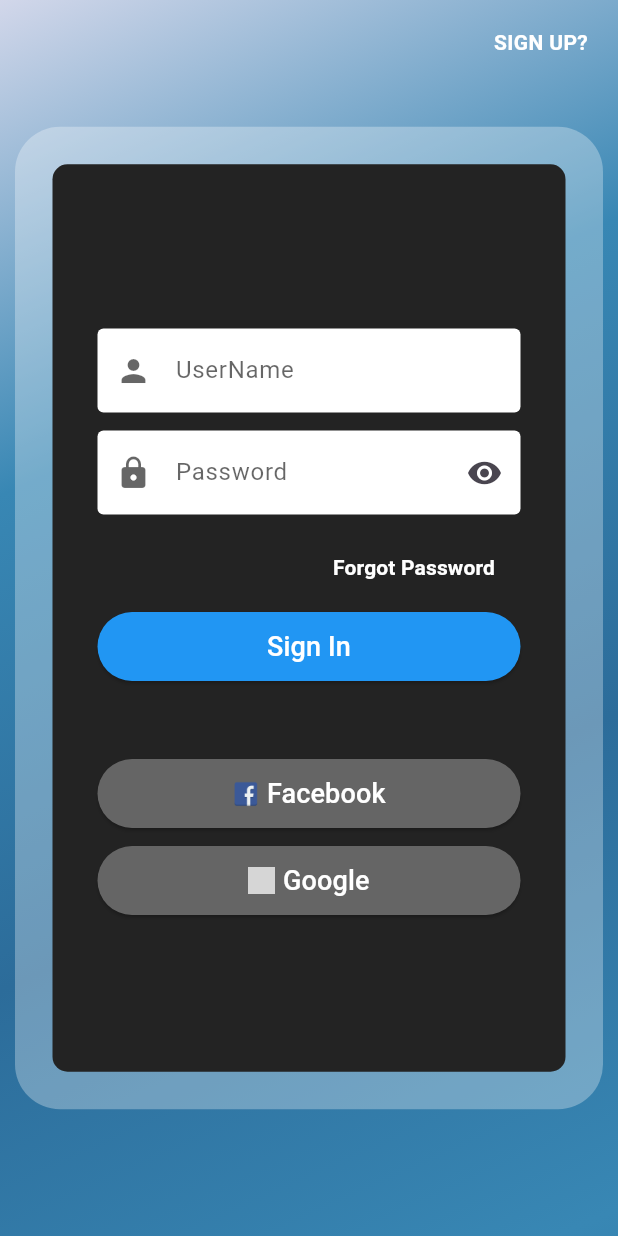
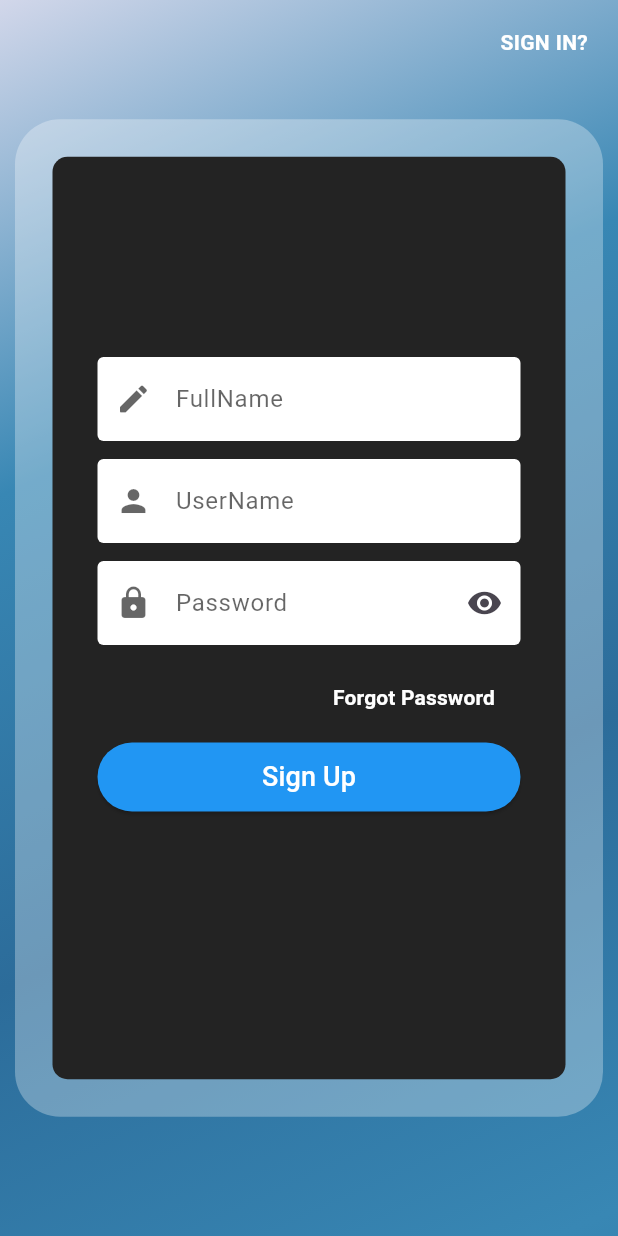
Before and after one commit to tranviendai/f_jzshop, a Flutter app: the screen it shows after launch, on a phone screen of 412 x 824 dp. Run offline on Flutter 3.47's test engine with Material 3 defaults, Android fonts, the light colour scheme and no system bars; our stand-ins replace carousel_slider, dio, flutter_bloc, pretty_dio_logger; grey boxes are pictures that could not be loaded.

Commit message:
register (postAPI)...

```diff
--- a/lib/app/data/repository/api/api.dart
+++ b/lib/app/data/repository/api/api.dart
@@ -5,7 +5,7 @@ class API{
   final Dio _dio = Dio();
   //flutter run -d chrome --web-port=4000
   //192.168.1.13
-     String baseUrl = "http://172.31.14.210";  //web
+     String baseUrl = "http://192.168.88.175";  //web
   // String baseUrl = "http://10.0.2.2:5172";   phone
    // String baseUrl = "http://127.0.0.1:5172";
 
--- a/lib/screen/auth/login_screen.dart
+++ b/lib/screen/auth/login_screen.dart
@@ -1,10 +1,23 @@
 import 'package:f_jzshop/app/config/reponsive.dart';
+import 'package:f_jzshop/widget/layout/auth/signup_form.dart';
 import 'package:f_jzshop/widget/layout/auth/login_form.dart';
 import 'package:flutter/material.dart';
 
-class LoginScreen extends StatelessWidget {
+class LoginScreen extends StatefulWidget {
   const LoginScreen({super.key});
 
+  @override
+  State<LoginScreen> createState() => _LoginScreenState();
+}
+
+class _LoginScreenState extends State<LoginScreen> {
+    bool isLogin = false;
+
+  void onChangeView(){
+    setState(() {
+                  isLogin = !isLogin;
+                });
+  }
   @override
   Widget build(BuildContext context) {
     return Scaffold(
@@ -15,15 +28,13 @@ class LoginScreen extends StatelessWidget {
           automaticallyImplyLeading: false,
           actions: [
             InkWell(
-                onTap: () {
-                  Navigator.pushNamed(context, "SignUp");
-                },
+                onTap:onChangeView,
                 child: Container(
                   padding: const EdgeInsets.symmetric(horizontal: 20),
-                  child: const Center(
+                  child:  Center(
                       child: Text(
-                    "SIGN UP?",
-                    style: TextStyle(
+                    isLogin ? "SIGN UP?" : "SIGN IN?",
+                    style: const TextStyle(
                         color: Colors.white, fontWeight: FontWeight.bold),
                   )),
                 ))
@@ -31,7 +42,17 @@ class LoginScreen extends StatelessWidget {
         ),
         body: SingleChildScrollView(
             physics: const NeverScrollableScrollPhysics(),
-            child: Responsive(
+            child: isLogin != true ? Responsive(
+              desktop: SignUpForm(
+                  vertical: 84.5,
+                  horizontal: MediaQuery.of(context).size.width / 4,
+                  text: "/"),
+              tablet: SignUpForm(
+                  vertical: 84.5,
+                  horizontal: MediaQuery.of(context).size.width / 8.6,
+                  text: "/"),
+              mobile: const SignUpForm(vertical: 79.5, horizontal: 10, text: "/"),
+            ) : Responsive(
               desktop: LoginForm(
                   vertical: 84.5,
                   horizontal: MediaQuery.of(context).size.width / 4,
@@ -40,7 +61,7 @@ class LoginScreen extends StatelessWidget {
                   vertical: 84.5,
                   horizontal: MediaQuery.of(context).size.width / 8.6,
                   text: "/"),
-              mobile: const LoginForm(vertical: 84.5, horizontal: 10, text: "/"),
+              mobile: const LoginForm(vertical: 79.5, horizontal: 10, text: "/"),
             )));
   }
 }
--- /dev/null
+++ b/lib/widget/layout/auth/signup_form.dart
@@ -0,0 +1,111 @@
+import 'package:f_jzshop/app/data/bloc/auth/AuthCubit.dart';
+import 'package:f_jzshop/app/data/repository/repository.dart';
+import 'package:f_jzshop/widget/button/appbutton.dart';
+import 'package:f_jzshop/widget/dialog/textfiled_validate.dart';
+import 'package:f_jzshop/widget/text_input/textfield.dart';
+import 'package:flutter/material.dart';
+
+class SignUpForm extends StatefulWidget {
+  final double vertical;
+  final double horizontal;
+  final String text;
+  const SignUpForm(
+      {super.key,
+      required this.vertical,
+      required this.horizontal,
+      required this.text});
+
+  @override
+  State<SignUpForm> createState() => _SignUpFormState();
+}
+
+class _SignUpFormState extends State<SignUpForm> {
+  TextEditingController username = TextEditingController();
+  TextEditingController password = TextEditingController();
+  TextEditingController fullname = TextEditingController();
+  String token = "";
+  bool _isCheck = true;
+  void showPass() {
+    setState(() {
+      _isCheck = !_isCheck;
+    });
+  }
+  void signUp() async {
+    if(username.text == "" || password.text == "" || fullname.text == ""){
+      showError(context, "Please!, Input username or password or fullname");
+    }else{
+      APIRepository().register(context, username.text, password.text,fullname.text);
+    token = AuthCubit.token;
+    }
+  }
+
+  @override
+  void dispose() {
+    username.dispose();
+    password.dispose();
+    super.dispose();
+  }
+
+  @override
+  Widget build(BuildContext context) {
+    return Container(
+        decoration: const BoxDecoration(
+          gradient: LinearGradient(
+            begin: Alignment.topLeft,
+            end: Alignment(0.8, 1),
+            colors: <Color>[
+              Color.fromARGB(255, 210, 215, 234),
+              Color.fromARGB(255, 56, 135, 180),
+              Color.fromARGB(255, 44, 108, 154),
+              Color.fromARGB(255, 56, 135, 180),
+            ],
+            tileMode: TileMode.mirror,
+          ),
+        ),
+        width: MediaQuery.of(context).size.width,
+        height: MediaQuery.of(context).size.height,
+        child: Container(
+          decoration: BoxDecoration(
+              borderRadius: BorderRadius.circular(30), color: Colors.white30),
+          margin: EdgeInsets.symmetric(
+              vertical: widget.vertical, horizontal: widget.horizontal),
+          padding: const EdgeInsets.all(25),
+          child: Container(
+            padding: const EdgeInsets.all(30),
+            decoration: BoxDecoration(
+                color: const Color.fromARGB(255, 35, 35, 35),
+                borderRadius: BorderRadius.circular(10)),
+            child: Column(
+              mainAxisAlignment: MainAxisAlignment.center,
+              children: [
+                AppText.textFiled(context, fullname, "FullName", Icons.mode_rounded),
+                AppText.textFiled(context, username, "UserName", Icons.person),
+                AppText.textFiled(
+                  context,
+                  password,
+                  obscure: _isCheck,
+                  "Password",
+                  Icons.lock,
+                  showPass: (context) {
+                    showPass();
+                  },
+                ),
+                Container(
+                  margin: const EdgeInsets.all(5),
+                  alignment: Alignment.centerRight,
+                  child: TextButton(
+                      onPressed: () {},
+                      child: const Text(
+                        "Forgot Password",
+                        style: TextStyle(
+                            color: Colors.white, fontWeight: FontWeight.bold),
+                      )),
+                ),
+                AppButton().btnSubmit(context, "Sign Up", signUp),
+                const SizedBox(height: 50)
+              ],
+            ),
+          ),
+        ));
+  }
+}
--- a/lib/widget/layout/product/detail_product.dart
+++ b/lib/widget/layout/product/detail_product.dart
@@ -19,7 +19,7 @@ Widget detailProduct(BuildContext context, ProductModel product,
                       alignment: Alignment.center,
                       child: Image.network(
                           "${API().baseUrl}/images/${product.image}",
-                          height: height))
+                          height: height) )
                   : Hero(tag: "img", child: Image.network("${API().baseUrl}/images/${product.image}",
                       height: height)),
               SizedBox(
--- a/pubspec.yaml
+++ b/pubspec.yaml
@@ -15,6 +15,7 @@ dependencies:
     sdk: flutter
   flutter_bloc: ^8.1.3
   pretty_dio_logger: ^1.3.1
+  shared_preferences: ^2.2.2
 
 dev_dependencies:
   flutter_test:
```
Also changed, not shown: lib/app/data/bloc/auth/AuthCubit.dart (+8 -0 lines), lib/app/data/repository/repository.dart (+20 -1 lines), lib/screen/auth/profile_screen.dart (+11 -0 lines), lib/widget/nav/navbar.dart (+9 -4 lines), pubspec.lock, 1 other file.
